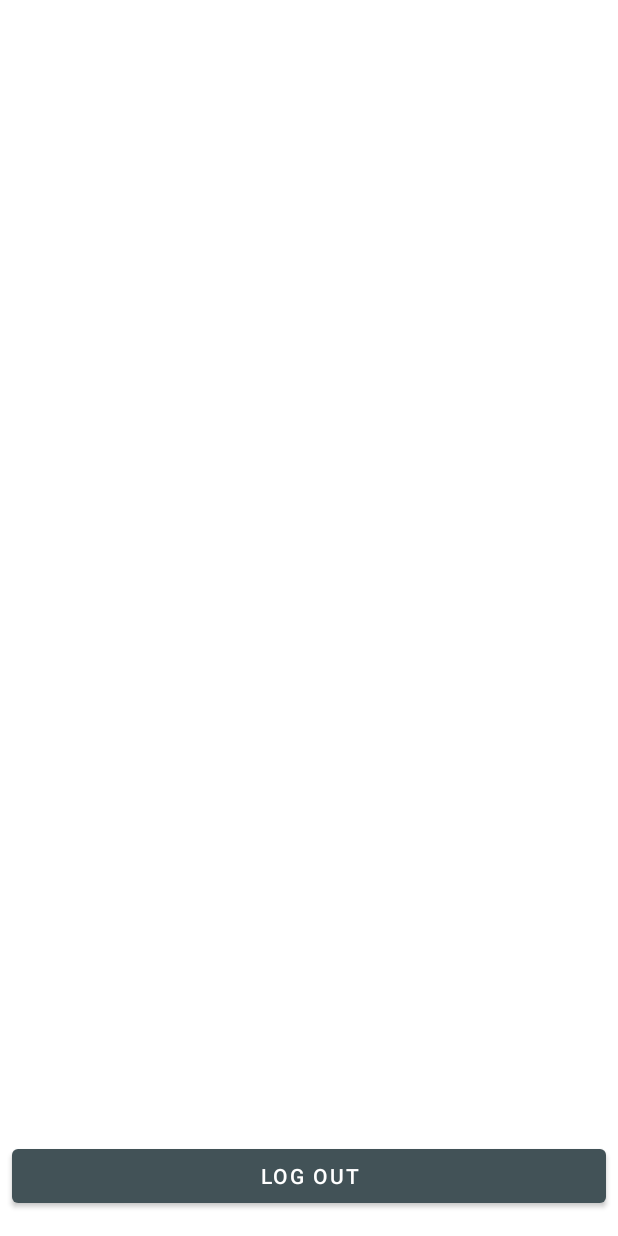
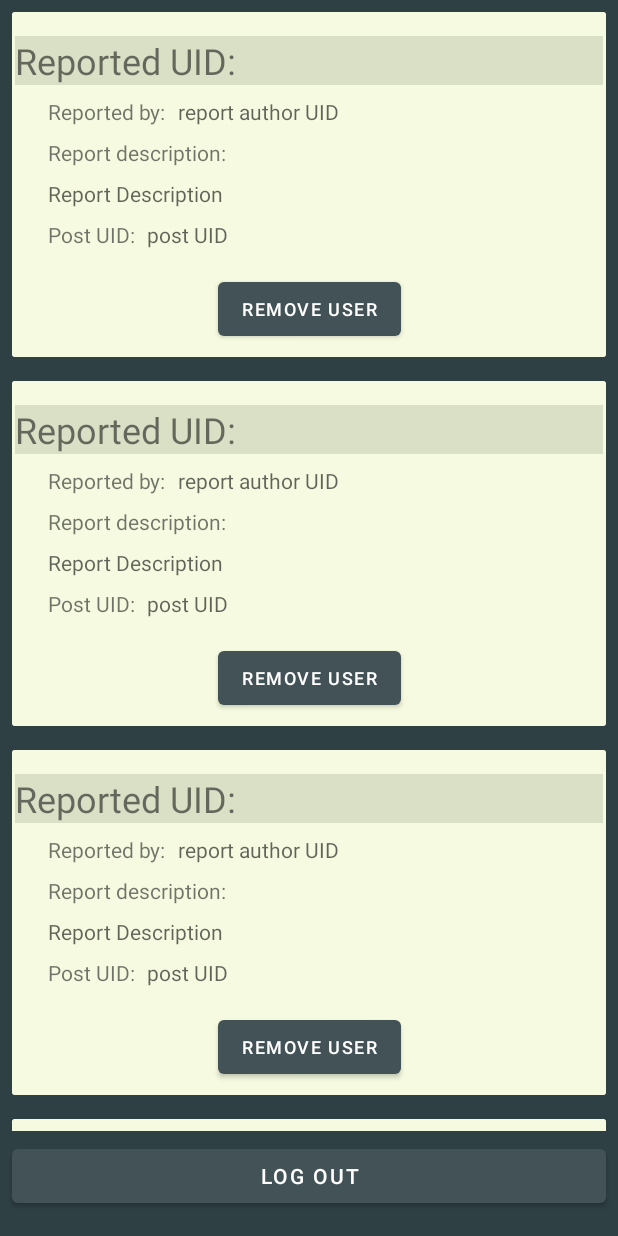
Before and after one commit to c8j/needy, an Android app: the AdminActivity screen opened directly, with no data from a screen before it, on a phone screen of 412 x 824 dp. Run offline under Robolectric (Android 15) with nearby library versions, the phone set to English and light mode, and no system bars; our stand-ins replace Firebase (no records; nobody signed in at launch, a user with empty details on screens opened directly).

Commit message:
Admin layout in recycler view done.

```diff
--- a/app/src/main/AndroidManifest.xml
+++ b/app/src/main/AndroidManifest.xml
@@ -18,7 +18,7 @@
         android:label="@string/app_name"
         android:supportsRtl="true"
         android:theme="@style/MyTheme">
-        <activity android:name=".AdminActivity" />
+        <activity android:name=".ui.Admin.AdminActivity" />
 
         <provider
             android:name="androidx.core.content.FileProvider"
--- a/app/src/main/java/com/android_group10/needy/AdminActivity.java
+++ b/app/src/main/java/com/android_group10/needy/ui/Admin/AdminActivity.java
@@ -1,13 +1,17 @@
-package com.android_group10.needy;
+package com.android_group10.needy.ui.Admin;
 
 import androidx.annotation.NonNull;
 import androidx.appcompat.app.AppCompatActivity;
+import androidx.recyclerview.widget.LinearLayoutManager;
+import androidx.recyclerview.widget.RecyclerView;
 
 import android.app.Activity;
 import android.os.Bundle;
 import android.util.Log;
 import android.widget.Toast;
 
+import com.android_group10.needy.R;
+import com.android_group10.needy.Report;
 import com.google.firebase.database.DataSnapshot;
 import com.google.firebase.database.DatabaseError;
 import com.google.firebase.database.DatabaseReference;
@@ -19,28 +23,47 @@ import java.util.ArrayList;
 public class AdminActivity extends AppCompatActivity {
     private static final String TAG = "AdminActivity";
     private Activity thisActivity = this;
+    private RecyclerView reportsRecyclerView;
+    private ArrayList<Report> reports;
 
     @Override
     protected void onCreate(Bundle savedInstanceState) {
         super.onCreate(savedInstanceState);
         setContentView(R.layout.activity_admin);
+        reportsRecyclerView = findViewById(R.id.reportsRecyclerView);
 
-        ArrayList<Report> reports = new ArrayList<Report>(10);
+        reports = new ArrayList<Report>(10);
+        //ArrayList<String> blamedUsers = new ArrayList<>(10);
         DatabaseReference userRef = FirebaseDatabase.getInstance().getReference("Reports");
         userRef.addValueEventListener(new ValueEventListener() {
             @Override
             public void onDataChange(@NonNull DataSnapshot snapshot) {
                 for (DataSnapshot postSnapshot: snapshot.getChildren()){
-                    Report report = postSnapshot.getValue(Report.class);
-                    Log.i(TAG, "Reason: " + report.getDescription());
-                    reports.add(report);
+                    //String key = postSnapshot.getKey();
+                    //blamedUsers.add(key);
+                    for (DataSnapshot reportSnapshot: postSnapshot.getChildren()){
+                        Report report = reportSnapshot.getValue(Report.class);
+                        assert report != null;
+                        Log.i(TAG, "Reason: " + report.getDescription());
+                        reports.add(report); //<--------------NOT GETTING ADDED
+                    }
                 }
             }
-
             @Override
             public void onCancelled(@NonNull DatabaseError error) {
                 Toast.makeText(thisActivity, "Could not fetch reported users", Toast.LENGTH_SHORT).show();
             }
         });
+
+        /*
+        Log.i(TAG, "reports size = " + reports.size());
+        for (Report report: reports){
+            Log.i(TAG, "Report uid: " + report.getBlamedUserUID());
+        }
+         */
+
+        ReportsAdapter reportsAdapter = new ReportsAdapter(this, reports);
+        reportsRecyclerView.setAdapter(reportsAdapter);
+        reportsRecyclerView.setLayoutManager(new LinearLayoutManager(this));
     }
 }
--- /dev/null
+++ b/app/src/main/java/com/android_group10/needy/ui/Admin/ReportsAdapter.java
@@ -0,0 +1,63 @@
+package com.android_group10.needy.ui.Admin;
+
+import android.annotation.SuppressLint;
+import android.content.Context;
+import android.view.LayoutInflater;
+import android.view.View;
+import android.view.ViewGroup;
+import android.widget.TextView;
+
+import androidx.annotation.NonNull;
+import androidx.recyclerview.widget.RecyclerView;
+
+import com.android_group10.needy.R;
+import com.android_group10.needy.Report;
+
+import java.util.ArrayList;
+
+public class ReportsAdapter extends RecyclerView.Adapter<ReportsAdapter.ReportsViewHolder> {
+    Context context;
+    ArrayList<Report> reports;
+    public ReportsAdapter(Context context, ArrayList<Report> reports){
+        this.context = context;
+        this.reports = reports;
+    }
+
+    @NonNull
+    @Override
+    public ReportsViewHolder onCreateViewHolder(@NonNull ViewGroup parent, int viewType) {
+        LayoutInflater inflater = LayoutInflater.from(context);
+        View view = inflater.inflate(R.layout.report_row, parent, false);
+        return new ReportsViewHolder(view);
+    }
+
+    @SuppressLint("SetTextI18n")
+    @Override
+    public void onBindViewHolder(@NonNull ReportsViewHolder holder, int position) {
+        /*
+        holder.reportedUid.setText(R.string.admin_reported_uid + reports.get(position).getBlamedUserUID());
+        holder.reportAuthorUid.setText(reports.get(position).getReportAuthorUID() );
+        holder.description.setText(reports.get(position).getDescription());
+        holder.postUid.setText(reports.get(position).getPostUID());
+         */
+    }
+
+    @Override
+    public int getItemCount() {
+        return 10;
+    }
+
+    public class ReportsViewHolder extends RecyclerView.ViewHolder{
+        TextView reportedUid;
+        TextView reportAuthorUid;
+        TextView description;
+        TextView postUid;
+        public ReportsViewHolder(@NonNull View itemView) {
+            super(itemView);
+            reportedUid = itemView.findViewById(R.id.reported_uid_textView);
+            reportAuthorUid = itemView.findViewById(R.id.reported_by_uid_textView);
+            description = itemView.findViewById(R.id.admin_rep_description_textView);
+            postUid = itemView.findViewById(R.id.admin_post_UID_textView);
+        }
+    }
+}
--- a/app/src/main/java/com/android_group10/needy/ui/LogInAndRegistration/LogIn.java
+++ b/app/src/main/java/com/android_group10/needy/ui/LogInAndRegistration/LogIn.java
@@ -19,7 +19,7 @@ import androidx.annotation.NonNull;
 import androidx.appcompat.app.AlertDialog;
 import androidx.appcompat.app.AppCompatActivity;
 
-import com.android_group10.needy.AdminActivity;
+import com.android_group10.needy.ui.Admin.AdminActivity;
 import com.android_group10.needy.MainActivity;
 import com.android_group10.needy.R;
 import com.android_group10.needy.User;
--- a/app/src/main/java/com/android_group10/needy/ui/NeedsAndDeeds/NeedsAndDeedsFragment.java
+++ b/app/src/main/java/com/android_group10/needy/ui/NeedsAndDeeds/NeedsAndDeedsFragment.java
@@ -1,9 +1,12 @@
 package com.android_group10.needy.ui.NeedsAndDeeds;
 
+import android.annotation.SuppressLint;
+import android.graphics.Color;
 import android.os.Bundle;
 import android.view.LayoutInflater;
 import android.view.View;
 import android.view.ViewGroup;
+import android.widget.RelativeLayout;
 import android.widget.TextView;
 
 import androidx.annotation.NonNull;
@@ -34,6 +37,7 @@ public class NeedsAndDeedsFragment extends Fragment {
     private FirebaseDatabase db = FirebaseDatabase.getInstance();
     private final String firebaseUser = FirebaseAuth.getInstance().getCurrentUser().getUid();
     private TextView textView;
+    private RelativeLayout postLayout;
 
     @Override
     public void onCreate(@Nullable Bundle savedInstanceState) {
@@ -90,6 +94,7 @@ public class NeedsAndDeedsFragment extends Fragment {
         db.getReference().child("Posts").addValueEventListener(listListener);*/
     }
 
+    @SuppressLint("ResourceAsColor")
     public View onCreateView(@NonNull LayoutInflater inflater,
                              ViewGroup container, Bundle savedInstanceState) {
         needsAndDeedsViewModel =
@@ -130,6 +135,7 @@ public class NeedsAndDeedsFragment extends Fragment {
         recyclerView.setItemAnimator(new DefaultItemAnimator());
         myPostAdapter = new PostAdapter(getContext(), dataList2, position -> {
             Post clickedItem = dataList2.get(position);
+
             NeedsAndDeedsFragmentDirections.ActionNeedsAndDeedsToPostStatus action = NeedsAndDeedsFragmentDirections.actionNeedsAndDeedsToPostStatus(clickedItem);
             Navigation.findNavController(root).navigate(action);
         });
--- a/app/src/main/res/layout/activity_admin.xml
+++ b/app/src/main/res/layout/activity_admin.xml
@@ -4,7 +4,8 @@
     xmlns:tools="http://schemas.android.com/tools"
     android:layout_width="match_parent"
     android:layout_height="match_parent"
-    tools:context=".AdminActivity">
+    android:background="@color/darker_grey_elements"
+    tools:context=".ui.Admin.AdminActivity">
 
     <Button
         android:id="@+id/button2"
@@ -18,11 +19,13 @@
         app:layout_constraintEnd_toEndOf="parent"
         app:layout_constraintStart_toStartOf="parent" />
 
-    <ListView
+    <androidx.recyclerview.widget.RecyclerView
+        android:id="@+id/reportsRecyclerView"
         android:layout_width="match_parent"
-        android:layout_height="722dp"
+        android:layout_height="match_parent"
+        android:layout_marginBottom="70dp"
+        app:layout_constraintBottom_toBottomOf="parent"
         app:layout_constraintEnd_toEndOf="parent"
-        app:layout_constraintHorizontal_bias="0.272"
         app:layout_constraintStart_toStartOf="parent"
         app:layout_constraintTop_toTopOf="parent" />
 
--- a/app/src/main/res/layout/open_post_status2.xml
+++ b/app/src/main/res/layout/open_post_status2.xml
@@ -257,7 +257,7 @@
         android:layout_height="wrap_content"
         android:layout_below="@+id/author_name2"
         android:layout_marginStart="5dp"
-        android:layout_marginTop="6dp"
-        android:layout_toEndOf="@+id/text_author_rating"/>
+        android:layout_marginTop="11dp"
+        android:layout_toEndOf="@+id/text_author_rating" />
 
 </RelativeLayout>
--- /dev/null
+++ b/app/src/main/res/layout/report_row.xml
@@ -0,0 +1,115 @@
+<?xml version="1.0" encoding="utf-8"?>
+<androidx.constraintlayout.widget.ConstraintLayout xmlns:android="http://schemas.android.com/apk/res/android"
+    xmlns:app="http://schemas.android.com/apk/res-auto"
+    xmlns:tools="http://schemas.android.com/tools"
+    android:layout_width="match_parent"
+    android:layout_height="wrap_content"
+    android:layout_margin="8dp">
+
+    <androidx.cardview.widget.CardView
+        android:layout_width="match_parent"
+        android:layout_height="wrap_content"
+        app:layout_constraintStart_toStartOf="parent"
+        app:layout_constraintTop_toTopOf="parent">
+
+        <androidx.constraintlayout.widget.ConstraintLayout
+            android:layout_width="match_parent"
+            android:layout_height="match_parent"
+            android:background="@color/light_yello_background">
+
+            <TextView
+                android:id="@+id/reported_uid_textView"
+                android:layout_width="match_parent"
+                android:layout_height="wrap_content"
+                android:layout_marginStart="2dp"
+                android:layout_marginTop="16dp"
+                android:layout_marginEnd="2dp"
+                android:background="@color/darker_yellow"
+                android:text="@string/admin_reported_uid"
+                android:textSize="24sp"
+                app:layout_constraintEnd_toEndOf="parent"
+                app:layout_constraintStart_toStartOf="parent"
+                app:layout_constraintTop_toTopOf="parent" />
+
+            <TextView
+                android:id="@+id/reported_by_label_TextView"
+                android:layout_width="wrap_content"
+                android:layout_height="wrap_content"
+                android:layout_marginStart="24dp"
+                android:layout_marginTop="8dp"
+                android:text="@string/admin_reported_by"
+                android:textSize="14sp"
+                app:layout_constraintStart_toStartOf="parent"
+                app:layout_constraintTop_toBottomOf="@+id/reported_uid_textView" />
+
+            <TextView
+                android:id="@+id/reported_by_uid_textView"
+                android:layout_width="wrap_content"
+                android:layout_height="wrap_content"
+                android:layout_marginStart="8dp"
+                android:layout_marginTop="8dp"
+                android:hint="report author UID"
+                android:textSize="14sp"
+                app:layout_constraintStart_toEndOf="@+id/reported_by_label_TextView"
+                app:layout_constraintTop_toBottomOf="@+id/reported_uid_textView" />
+
+            <TextView
+                android:id="@+id/admin_rep_description_textView"
+                android:layout_width="wrap_content"
+                android:layout_height="wrap_content"
+                android:layout_marginStart="24dp"
+                android:layout_marginTop="8dp"
+                android:hint="Report Description"
+                android:textSize="14sp"
+                app:layout_constraintStart_toStartOf="parent"
+                app:layout_constraintTop_toBottomOf="@+id/description_label_textView" />
+
+            <TextView
+                android:id="@+id/admin_post_UID_textView"
+                android:layout_width="wrap_content"
+                android:layout_height="wrap_content"
+                android:layout_marginStart="8dp"
+                android:layout_marginTop="8dp"
+                android:hint="post UID"
+                android:textSize="14sp"
+                app:layout_constraintStart_toEndOf="@+id/post_uid_label_textView"
+                app:layout_constraintTop_toBottomOf="@+id/admin_rep_description_textView" />
+
+            <TextView
+                android:id="@+id/description_label_textView"
+                android:layout_width="wrap_content"
+                android:layout_height="wrap_content"
+                android:layout_marginStart="24dp"
+                android:layout_marginTop="8dp"
+                android:text="@string/admin_report_descr"
+                app:layout_constraintStart_toStartOf="parent"
+                app:layout_constraintTop_toBottomOf="@+id/reported_by_label_TextView" />
+
+            <TextView
+                android:id="@+id/post_uid_label_textView"
+                android:layout_width="wrap_content"
+                android:layout_height="wrap_content"
+                android:layout_marginStart="24dp"
+                android:layout_marginTop="8dp"
+                android:text="@string/admin_post_uid"
+                app:layout_constraintStart_toStartOf="parent"
+                app:layout_constraintTop_toBottomOf="@+id/admin_rep_description_textView" />
+
+            <Button
+                android:id="@+id/remove_user_button"
+                android:layout_width="wrap_content"
+                android:layout_height="wrap_content"
+                android:layout_marginStart="24dp"
+                android:layout_marginTop="16dp"
+                android:layout_marginEnd="24dp"
+                android:layout_marginBottom="8dp"
+                android:text="@string/admin_remove_user"
+                android:textSize="12sp"
+                app:layout_constraintBottom_toBottomOf="parent"
+                app:layout_constraintEnd_toEndOf="parent"
+                app:layout_constraintStart_toStartOf="parent"
+                app:layout_constraintTop_toBottomOf="@+id/post_uid_label_textView" />
+        </androidx.constraintlayout.widget.ConstraintLayout>
+    </androidx.cardview.widget.CardView>
+
+</androidx.constraintlayout.widget.ConstraintLayout>
--- a/app/src/main/res/values/strings.xml
+++ b/app/src/main/res/values/strings.xml
@@ -127,4 +127,12 @@
     <string name="admin_log_out">Log out</string>
     <string name="help_offered_by">Help offered by:</string>
     <string name="help_needed_by">Help needed by:</string>
+
+    <!--admin layout-->
+    <string name="admin_reported_uid">Reported UID:</string>
+    <string name="admin_reported_by">Reported by:</string>
+    <string name="admin_report_descr">Report description: </string>
+    <string name="admin_post_uid">Post UID:</string>
+    <string name="admin_remove_user">Remove user</string>
+
 </resources>
```
